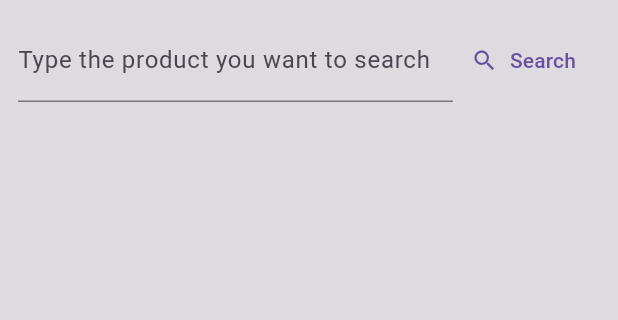
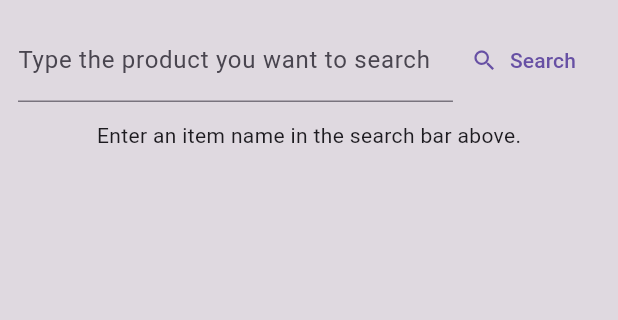
Before and after one commit to sparky0520/quickcom_flutter, a Flutter app: the screen it shows after launch, after a tap on "Search", on a phone screen of 412 x 824 dp, the part 84-404 px from its top. Run offline on Flutter 3.47's test engine with Material 3 defaults, Android fonts, the light colour scheme and no system bars.

Commit message:
Working prototype

```diff
--- a/lib/screens/home.dart
+++ b/lib/screens/home.dart
@@ -1,5 +1,8 @@
+import 'dart:convert';
+
 import 'package:flutter/material.dart';
 import 'package:quickcom_flutter/models/product.dart';
+import 'package:http/http.dart' as http;
 
 class HomeScreen extends StatefulWidget {
   const HomeScreen({super.key});
@@ -9,15 +12,115 @@ class HomeScreen extends StatefulWidget {
 }
 
 class _HomeScreenState extends State<HomeScreen> {
+  List<Product> _products = [];
+  bool _isLoading = false;
+  String? _error;
+
   final _queryController = TextEditingController();
-  final List<Product> _products = [];
 
   void _fetchResults(String query) async {
-    // await
+    setState(() {
+      _isLoading = true;
+      _error = null;
+    });
+
+    final url = Uri.http('192.168.1.10:5000', '/prices/$query');
+
+    try {
+      final response = await http.get(url);
+      if (response.statusCode >= 400) {
+        setState(() {
+          _error = "Error fetching data from server. Please try again.";
+        });
+        return;
+      }
+
+      final Map<String, dynamic>? prices = json.decode(response.body);
+
+      if (prices == null) {
+        setState(() {
+          _isLoading = false;
+        });
+        return;
+      }
+
+      final List<Product> temp = [];
+      for (final item in prices.entries) {
+        for (final product in item.value) {
+          temp.add(
+            Product(
+              platform: item.key,
+              price: int.parse(product['price'].replaceAll('₹', '')),
+              quantity: product['quantity'],
+              title: product['title'],
+            ),
+          );
+        }
+      }
+
+      setState(() {
+        _isLoading = false;
+        _products = temp;
+      });
+    } catch (e) {
+      setState(() {
+        _isLoading = false;
+        _error = e.toString();
+      });
+    }
   }
 
   @override
   Widget build(BuildContext context) {
+    // Products Grid View
+    Widget content = _products.isNotEmpty
+        ? Expanded(
+            child: GridView.builder(
+              gridDelegate: SliverGridDelegateWithFixedCrossAxisCount(
+                crossAxisCount: 2,
+                crossAxisSpacing: 12,
+                mainAxisSpacing: 12,
+              ),
+              itemCount: _products.length,
+              itemBuilder: (ctx, index) {
+                return Container(
+                  decoration: BoxDecoration(
+                    border: Border.all(width: 1, color: Colors.black38),
+                  ),
+                  child: Column(
+                    children: [
+                      Text(_products[index].platform),
+                      if (_products[index].imageUrl != null)
+                        Image.network(_products[index].imageUrl!),
+                      Text(_products[index].title),
+                      Text(_products[index].quantity),
+                      Text('₹${_products[index].price.toString()}'),
+                      TextButton.icon(
+                        onPressed: () {},
+                        icon: Icon(Icons.subdirectory_arrow_right),
+                        label: Text("Buy Now"),
+                      ),
+                    ],
+                  ),
+                );
+              },
+            ),
+          )
+        : const Center(
+            // Empty _products list
+            child: Text("Enter an item name in the search bar above."),
+          );
+
+    // Loading indicator
+    if (_isLoading) {
+      content = const Center(child: CircularProgressIndicator());
+    }
+
+    // Error screen
+    if (_error != null && _error!.isNotEmpty) {
+      content = Center(child: Text(_error!));
+    }
+
     return Scaffold(
       appBar: AppBar(title: Text("QuickCom")),
       body: Container(
@@ -27,6 +130,7 @@ class _HomeScreenState extends State<HomeScreen> {
           child: Column(
             spacing: 12,
             children: [
+              // Search Bar
               Row(
                 children: [
                   Expanded(
@@ -39,9 +143,9 @@ class _HomeScreenState extends State<HomeScreen> {
                   ),
                   TextButton.icon(
                     onPressed: () {
-                      final t = _queryController.text.trim();
-                      if (t.isNotEmpty) {
-                        _fetchResults(t);
+                      if (_queryController.text.trim().isNotEmpty) {
+                        _fetchResults(_queryController.text.trim());
+                        _queryController.clear();
                       }
                     },
                     icon: Icon(Icons.search),
@@ -49,43 +153,8 @@ class _HomeScreenState extends State<HomeScreen> {
                   ),
                 ],
               ),
-              Expanded(
-                child: GridView.builder(
-                  gridDelegate: SliverGridDelegateWithFixedCrossAxisCount(
-                    crossAxisCount: 2,
-                    crossAxisSpacing: 12,
-                    mainAxisSpacing: 12,
-                  ),
-                  itemCount: _products.length,
-                  itemBuilder: (ctx, index) {
-                    return Container(
-                      padding: const EdgeInsets.all(12),
-                      decoration: BoxDecoration(
-                        border: Border.all(width: 1, color: Colors.black38),
-                      ),
-                      child: Column(
-                        mainAxisAlignment: MainAxisAlignment.spaceAround,
 
-                        children: [
-                          Text(_products[index].platform),
-
-                          if (_products[index].imageUrl != null)
-                            Image.network(_products[index].imageUrl!),
-
-                          Text(_products[index].title),
-                          Text(_products[index].quantity),
-                          Text("₹${_products[index].price}"),
-                          TextButton.icon(
-                            onPressed: () {},
-                            icon: Icon(Icons.subdirectory_arrow_right),
-                            label: Text("Buy Now"),
-                          ),
-                        ],
-                      ),
-                    );
-                  },
-                ),
-              ),
+              content,
             ],
           ),
         ),
--- a/pubspec.yaml
+++ b/pubspec.yaml
@@ -9,6 +9,7 @@ environment:
 dependencies:
   flutter:
     sdk: flutter
+  http: ^1.4.0
 
 dev_dependencies:
   flutter_test:
```
Also changed, not shown: pubspec.lock.
